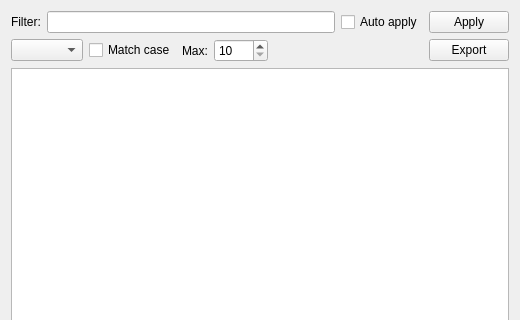
Above: src/ui/dictheadwords.ui from xiaoyifang/goldendict-ng before the change; both pictures show x 0 to 520 and y 0 to 320 of the 520 by 500 pixel window. Below: the same form after it.
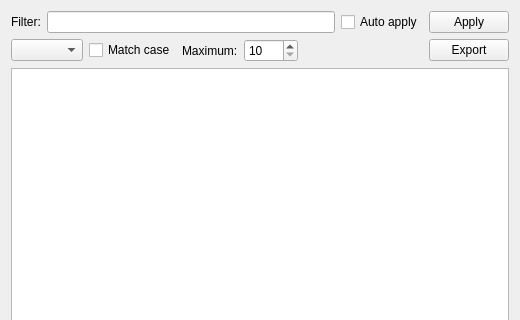
That is the form after the change.

Commit message: opt: i18n friendly

```diff
--- a/src/ui/dictheadwords.ui
+++ b/src/ui/dictheadwords.ui
@@ -86,7 +86,7 @@
         <string>Specify the maximum filtered headwords returned.</string>
        </property>
        <property name="text">
-        <string>Max:</string>
+        <string>Maximum:</string>
        </property>
       </widget>
      </item>
```
